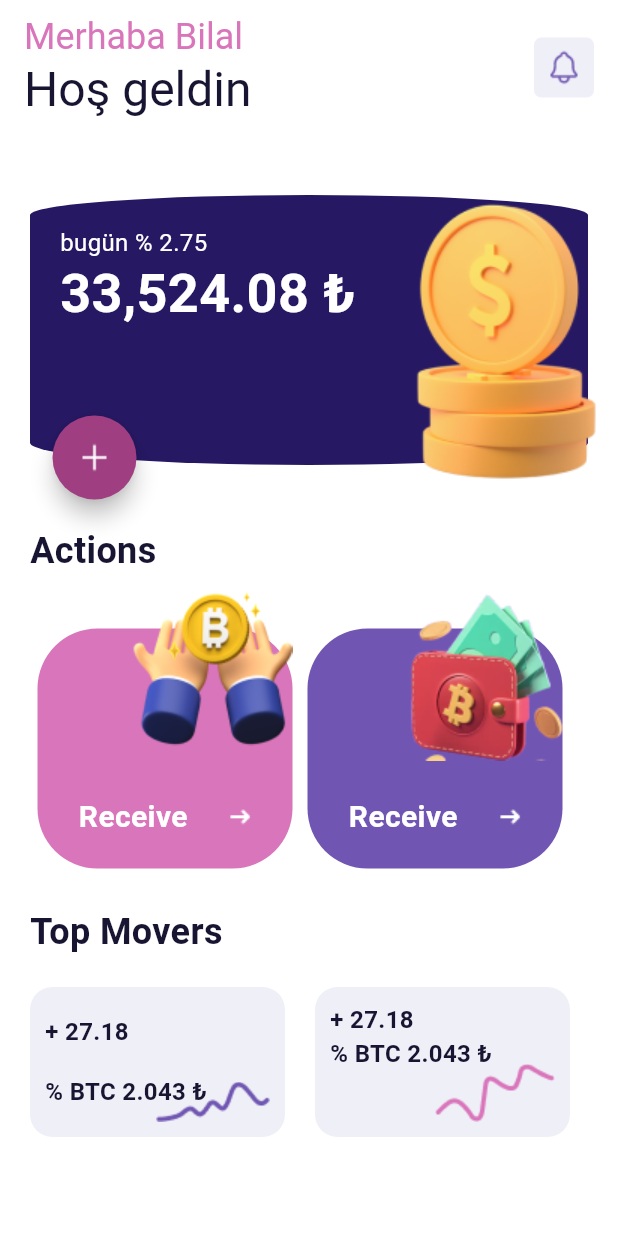
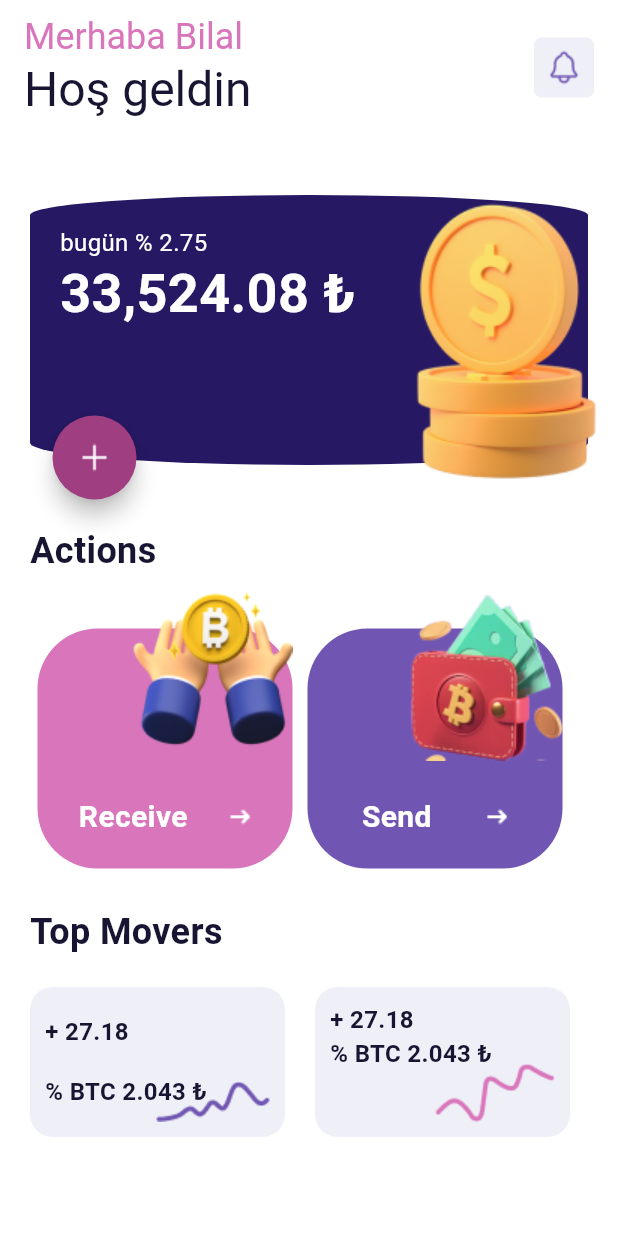
Before and after one commit to bilal-ahmet/crypto_wallet_ui, a Flutter app: the screen it shows after launch, on a phone screen of 412 x 824 dp. Run offline on Flutter 3.47's test engine with Material 3 defaults, Android fonts, the phone set to English and light mode, and no system bars.

Commit message:
some_changes_for_action_section

```diff
--- a/lib/action_section.dart
+++ b/lib/action_section.dart
@@ -98,7 +98,7 @@ class _ActionSectionState extends State<ActionSection> {
                           mainAxisAlignment: MainAxisAlignment.spaceEvenly,
                           children: [
                             const Text(
-                              "Receive",
+                              "Send",
                               style: TextStyle(
                                   fontWeight: FontWeight.bold,
                                   fontSize: 20,
```
